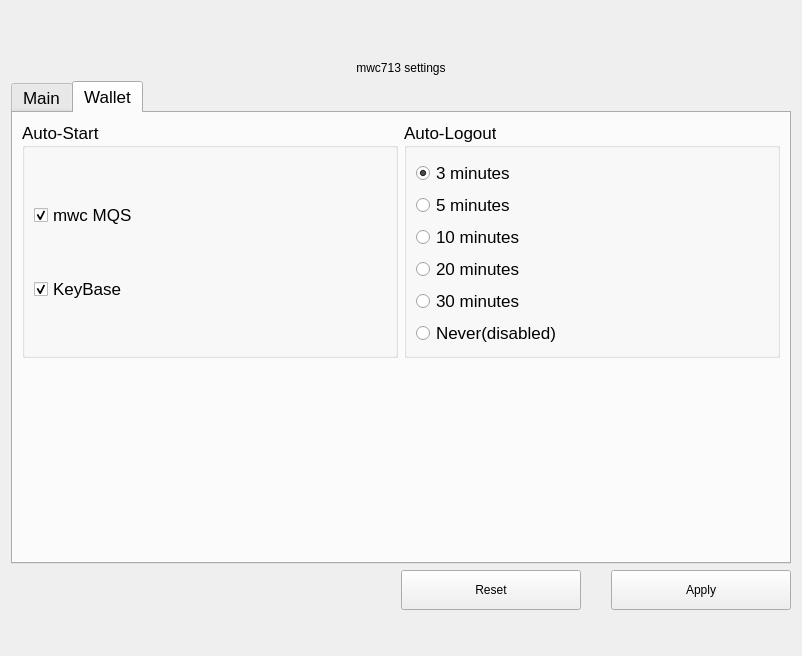
First picture: the form in windows/x_walletconfig.ui, repository 0xkobe/mwc-wallet, before the edit.
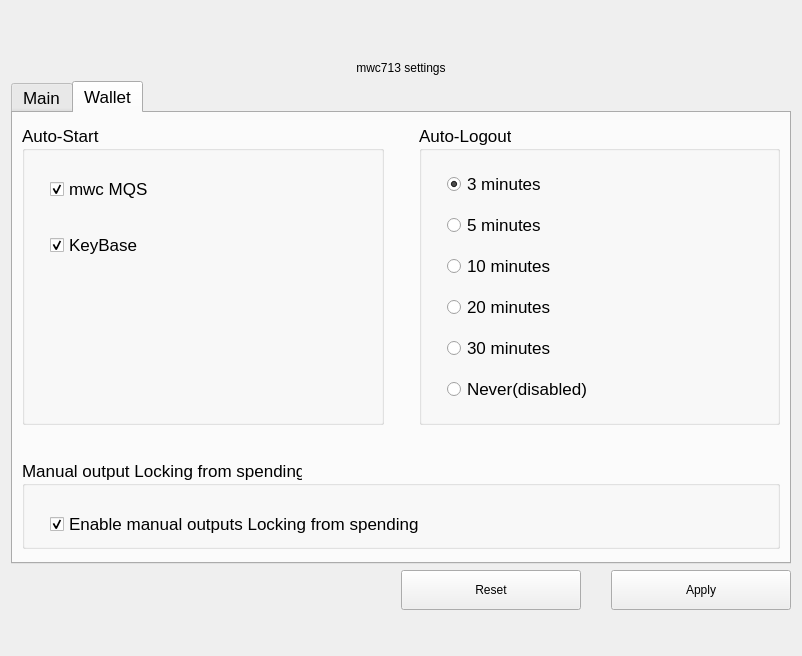
Second picture: the form after the edit. The open tabs and pages were chosen to show the change. Icons and pictures are not drawn. Custom widgets are drawn as their Qt base class.

Diff of the .ui file:
```diff
--- a/windows/x_walletconfig.ui
+++ b/windows/x_walletconfig.ui
@@ -13,7 +13,7 @@
   <property name="windowTitle">
    <string>Form</string>
   </property>
-  <layout class="QVBoxLayout" name="verticalLayout">
+  <layout class="QVBoxLayout" name="verticalLayout_9">
    <item>
     <spacer name="verticalSpacer_5">
      <property name="orientation">
@@ -720,7 +720,16 @@
       <attribute name="title">
        <string>Wallet</string>
       </attribute>
-      <layout class="QVBoxLayout" name="verticalLayout_7">
+      <layout class="QVBoxLayout" name="verticalLayout">
+       <property name="spacing">
+        <number>35</number>
+       </property>
+       <property name="topMargin">
+        <number>12</number>
+       </property>
+       <property name="bottomMargin">
+        <number>0</number>
+       </property>
        <item>
         <layout class="QHBoxLayout" name="horizontalLayout_2">
          <item>
@@ -732,8 +741,14 @@
             <string>Auto-Start</string>
            </property>
            <layout class="QVBoxLayout" name="verticalLayout_6">
+            <property name="spacing">
+             <number>30</number>
+            </property>
+            <property name="leftMargin">
+             <number>25</number>
+            </property>
             <property name="topMargin">
-             <number>12</number>
+             <number>25</number>
             </property>
             <item>
              <widget class="QCheckBox" name="start_mqs">
@@ -755,6 +770,19 @@
               </property>
              </widget>
             </item>
+            <item>
+             <spacer name="verticalSpacer_7">
+              <property name="orientation">
+               <enum>Qt::Vertical</enum>
+              </property>
+              <property name="sizeHint" stdset="0">
+               <size>
+                <width>20</width>
+                <height>40</height>
+               </size>
+              </property>
+             </spacer>
+            </item>
            </layout>
           </widget>
          </item>
@@ -767,8 +795,17 @@
             <string>Auto-Logout</string>
            </property>
            <layout class="QVBoxLayout" name="verticalLayout_8">
+            <property name="spacing">
+             <number>15</number>
+            </property>
+            <property name="leftMargin">
+             <number>25</number>
+            </property>
             <property name="topMargin">
-             <number>12</number>
+             <number>20</number>
+            </property>
+            <property name="bottomMargin">
+             <number>20</number>
             </property>
             <item>
              <widget class="QRadioButton" name="logout_3">
@@ -823,6 +860,37 @@
          </item>
         </layout>
        </item>
+       <item>
+        <widget class="QGroupBox" name="outputLockingGroup">
+         <property name="styleSheet">
+          <string notr="true"/>
+         </property>
+         <property name="title">
+          <string>Manual output Locking from spending</string>
+         </property>
+         <layout class="QVBoxLayout" name="verticalLayout_7">
+          <property name="spacing">
+           <number>30</number>
+          </property>
+          <property name="leftMargin">
+           <number>25</number>
+          </property>
+          <property name="topMargin">
+           <number>25</number>
+          </property>
+          <item>
+           <widget class="QCheckBox" name="outputLockingCheck">
+            <property name="text">
+             <string>Enable manual outputs Locking from spending</string>
+            </property>
+            <property name="checked">
+             <bool>true</bool>
+            </property>
+           </widget>
+          </item>
+         </layout>
+        </widget>
+       </item>
        <item>
         <spacer name="verticalSpacer">
          <property name="orientation">
@@ -960,11 +1028,6 @@
    <extends>QPushButton</extends>
    <header>control/MwcPushButton.h</header>
   </customwidget>
-  <customwidget>
-   <class>control::MwcLabelLarge</class>
-   <extends>QLabel</extends>
-   <header>control/MwcLabel.h</header>
-  </customwidget>
   <customwidget>
    <class>control::MwcLineEditNormal</class>
    <extends>QLineEdit</extends>
@@ -975,6 +1038,11 @@
    <extends>QLabel</extends>
    <header>control/MwcLabel.h</header>
   </customwidget>
+  <customwidget>
+   <class>control::MwcLabelLarge</class>
+   <extends>QLabel</extends>
+   <header>control/MwcLabel.h</header>
+  </customwidget>
  </customwidgets>
  <tabstops>
   <tabstop>mwc713directoryEdit</tabstop>
```
Left out of the diff: 2 changed lines with no effect on the pictures.
